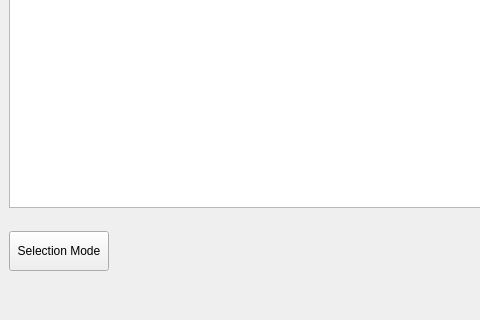
Qt form ITkTrackingGUI/WirebondRecorderGUI.ui (adamazoulay/ITkTrackingGUI) before a commit; both pictures show x 0 to 480 and y 468 to 788 of the 1060 by 788 pixel window.
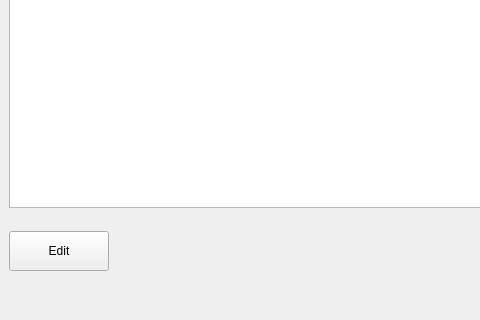
The same form after that commit.

Commit message: Added new root level (endcap or barrel), changed browse and selection

```diff
--- a/ITkTrackingGUI/WirebondRecorderGUI.ui
+++ b/ITkTrackingGUI/WirebondRecorderGUI.ui
@@ -126,7 +126,7 @@
            </size>
           </property>
           <property name="text">
-           <string>Selection Mode</string>
+           <string>Edit</string>
           </property>
           <property name="iconSize">
            <size>
```
The commit also changes 4 other files.
